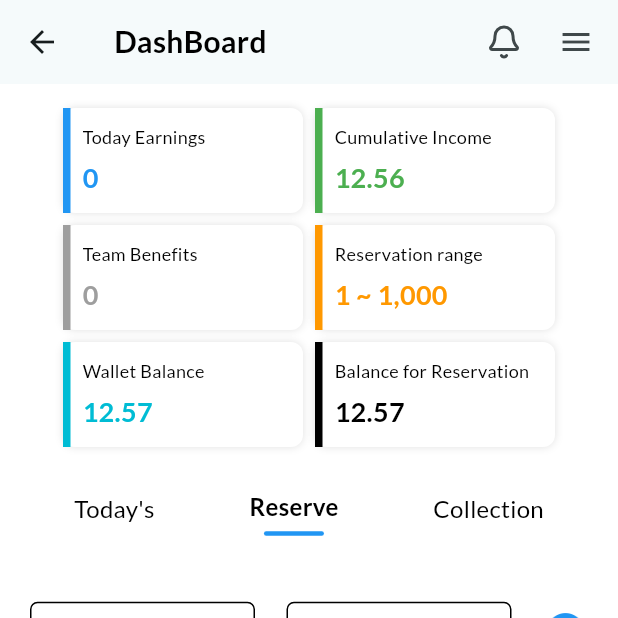
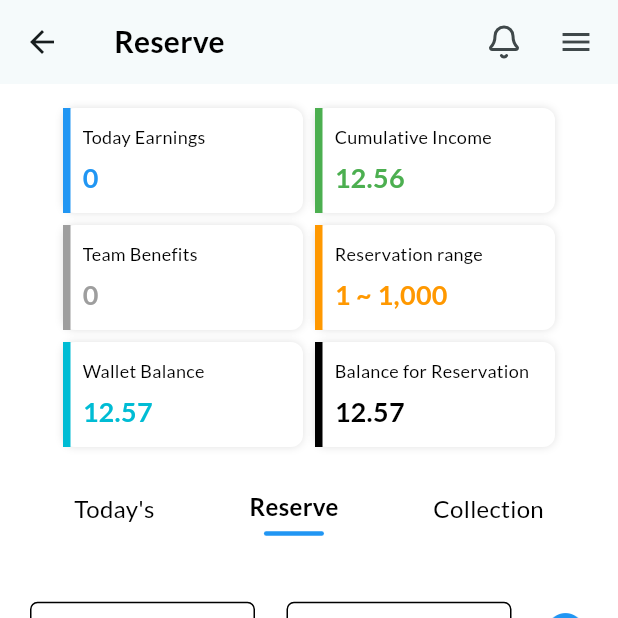
Before and after one commit to Sukhmeetsingh306/NFT_Trading, a Flutter app: the ReserveAccount screen opened directly, on a phone screen of 412 x 824 dp, the top half of it. Run offline on Flutter 3.47's test engine with Material 3 defaults, Android fonts, the phone set to English and light mode, and no system bars; our stand-ins replace google_fonts, intl_phone_field, lucide_icons, shared_preferences; accounts and stored records are empty.

Commit message:
naming code fixed

```diff
--- a/frontend/lib/screens/account/reserve_account.dart
+++ b/frontend/lib/screens/account/reserve_account.dart
@@ -21,7 +21,7 @@ class _ReserveAccountState extends State<ReserveAccount> {
   @override
   Widget build(BuildContext context) {
     return Scaffold(
-      appBar: appBarCode(),
+      appBar: appBarCode("Reserve"),
       endDrawer: endDrawer(context),
       backgroundColor: Colors.white,
       body: Column(
--- a/frontend/lib/utils/code/appbar_code.dart
+++ b/frontend/lib/utils/code/appbar_code.dart
@@ -7,11 +7,11 @@ import 'package:lucide_icons/lucide_icons.dart';
 import '../../screens/account/dashboard_account.dart';
 import '../text_utils.dart';
 
-PreferredSizeWidget appBarCode() {
+PreferredSizeWidget appBarCode(String screenName) {
   return AppBar(
     title: Padding(
       padding: const EdgeInsets.only(left: 4.0),
-      child: googleText('DashBoard', fontSize: 20),
+      child: googleText(screenName, fontSize: 20),
     ),
     actions: [
       IconButton(
```
Also changed, not shown: frontend/lib/screens/account/dashboard_account.dart (+13 -4 lines).
